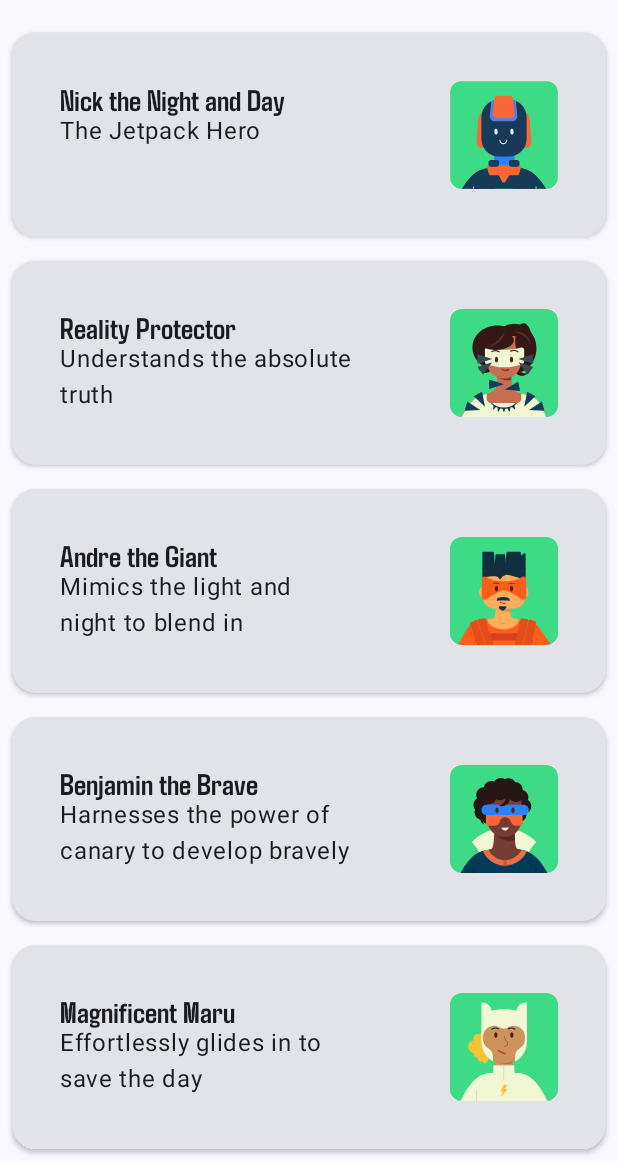
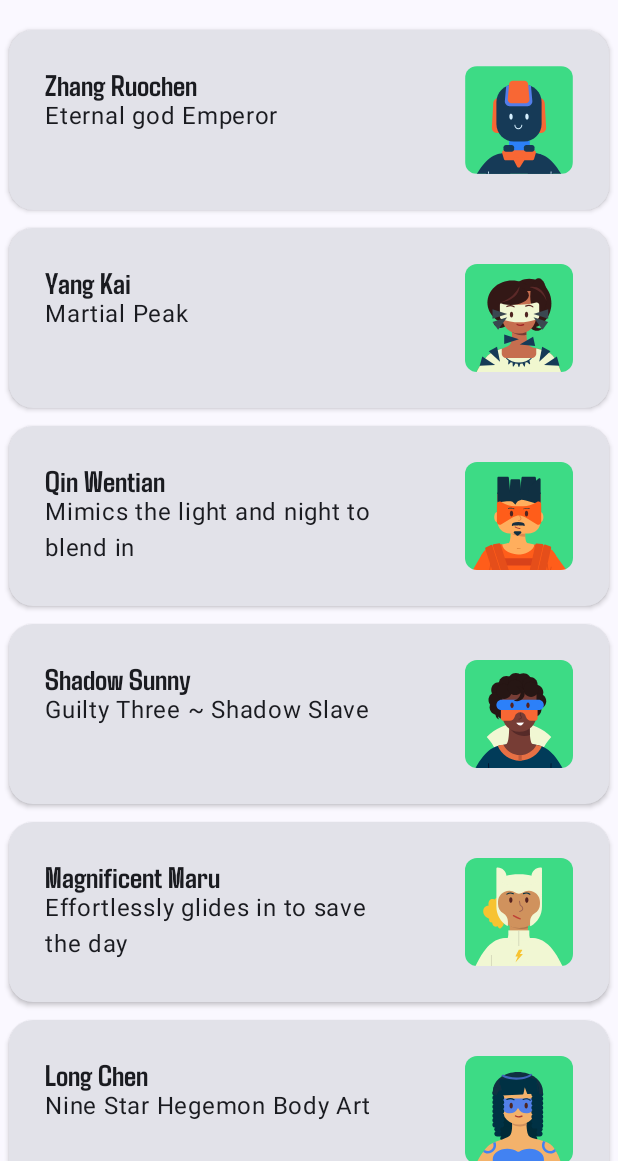
Before and after one commit to empyreanlee/Wuxia, an Android app built with Jetpack Compose: the screen it shows after launch (MainActivity), on a phone screen of 412 x 824 dp, the part 75-1236 px from its top. Run offline under Robolectric (Android 15) with nearby library versions, the phone set to English and light mode, and no system bars.

```diff
--- a/app/src/main/java/com/example/wuxia/Kunlun.kt
+++ b/app/src/main/java/com/example/wuxia/Kunlun.kt
@@ -1,5 +1,14 @@
 package com.example.wuxia
 
+import androidx.compose.animation.AnimatedVisibility
+import androidx.compose.animation.ExperimentalAnimationApi
+import androidx.compose.animation.core.MutableTransitionState
+import androidx.compose.animation.core.Spring.DampingRatioLowBouncy
+import androidx.compose.animation.core.Spring.StiffnessVeryLow
+import androidx.compose.animation.core.spring
+import androidx.compose.animation.fadeIn
+import androidx.compose.animation.fadeOut
+import androidx.compose.animation.slideInVertically
 import androidx.compose.foundation.Image
 import androidx.compose.foundation.layout.Box
 import androidx.compose.foundation.layout.Column
@@ -11,6 +20,7 @@ import androidx.compose.foundation.layout.padding
 import androidx.compose.foundation.layout.size
 import androidx.compose.foundation.layout.sizeIn
 import androidx.compose.foundation.lazy.LazyColumn
+import androidx.compose.foundation.lazy.itemsIndexed
 import androidx.compose.foundation.shape.RoundedCornerShape
 import androidx.compose.material3.Card
 import androidx.compose.material3.CardDefaults
@@ -18,6 +28,7 @@ import androidx.compose.material3.MaterialTheme
 import androidx.compose.material3.Surface
 import androidx.compose.material3.Text
 import androidx.compose.runtime.Composable
+import androidx.compose.runtime.remember
 import androidx.compose.ui.Modifier
 import androidx.compose.ui.draw.clip
 import androidx.compose.ui.focus.focusModifier
@@ -29,14 +40,40 @@ import com.example.wuxia.model.Sage
 import com.example.wuxia.model.SageSource
 import com.example.wuxia.ui.theme.WuxiaTheme
 
+@OptIn(ExperimentalAnimationApi::class)
 @Composable
-fun SageList(sage: List<Sage>, modifier: Modifier=Modifier,contentPadding: PaddingValues =PaddingValues(0.dp)){
-    LazyColumn(contentPadding=contentPadding) {
-        items(sage.size) {
-            SageItemCard(
-                sage = sage[it],
-                modifier = modifier.padding(8.dp)
-            )
+fun SageList(sage: List<Sage>, modifier: Modifier=Modifier,contentPadding: PaddingValues =PaddingValues(0.dp)
+){
+    val visibleState = remember {
+        MutableTransitionState(false).apply {
+            targetState = true
+        }
+    }
+
+    AnimatedVisibility(
+        visibleState = visibleState,
+        enter = fadeIn(
+            animationSpec = spring(dampingRatio = DampingRatioLowBouncy)
+        ),
+        exit = fadeOut(),
+        modifier = modifier
+    ) {
+        LazyColumn(contentPadding = contentPadding) {
+            itemsIndexed(sage) { idx, sage ->
+                SageItemCard(
+                    sage = sage,
+                    modifier = modifier.padding(6.dp)
+                        .animateEnterExit(
+                            enter = slideInVertically(
+                                animationSpec = spring(
+                                    stiffness = StiffnessVeryLow,
+                                    dampingRatio = DampingRatioLowBouncy
+                                ),
+                                initialOffsetY = {it * (idx +1)}
+                            )
+                        )
+                )
+            }
         }
     }
 }
@@ -46,12 +83,11 @@ fun SageItemCard(sage: Sage,modifier: Modifier = Modifier){
     Card(
         elevation = CardDefaults.cardElevation(defaultElevation = 2.dp),
         modifier = modifier){
-        Row(modifier = modifier.sizeIn(minHeight = 72.dp).padding(16.dp)) {
+        Row(modifier = modifier.padding(12.dp).sizeIn(minHeight = 72.dp)) {
             Column(modifier = modifier.weight(1f)) {
                 Text(
                     text = stringResource(sage.name),
                     style = MaterialTheme.typography.displaySmall
-
                 )
                 Text(
                     text = stringResource(sage.desc),
--- a/app/src/main/res/values/strings.xml
+++ b/app/src/main/res/values/strings.xml
@@ -1,15 +1,15 @@
 <resources>
     <string name="app_name">Wuxia</string>
-        <string name="sage1">Nick the Night and Day</string>
-        <string name="description1">The Jetpack Hero</string>
-        <string name="sage2">Reality Protector</string>
-        <string name="description2">Understands the absolute truth</string>
-        <string name="sage3">Andre the Giant</string>
+        <string name="sage1">Zhang Ruochen</string>
+        <string name="description1">Eternal god Emperor</string>
+        <string name="sage2">Yang Kai</string>
+        <string name="description2">Martial Peak</string>
+        <string name="sage3">Qin Wentian</string>
         <string name="description3">Mimics the light and night to blend in</string>
-        <string name="sage4">Benjamin the Brave</string>
-        <string name="description4">Harnesses the power of canary to develop bravely</string>
+        <string name="sage4">Shadow Sunny</string>
+        <string name="description4">Guilty Three ~ Shadow Slave</string>
         <string name="sage5">Magnificent Maru</string>
         <string name="description5">Effortlessly glides in to save the day</string>
-        <string name="sage6">Dynamic Yasmine</string>
-        <string name="description6">Ability to shift to any form and energize</string>
+        <string name="sage6">Long Chen</string>
+        <string name="description6">Nine Star Hegemon Body Art</string>
 </resources>
```
